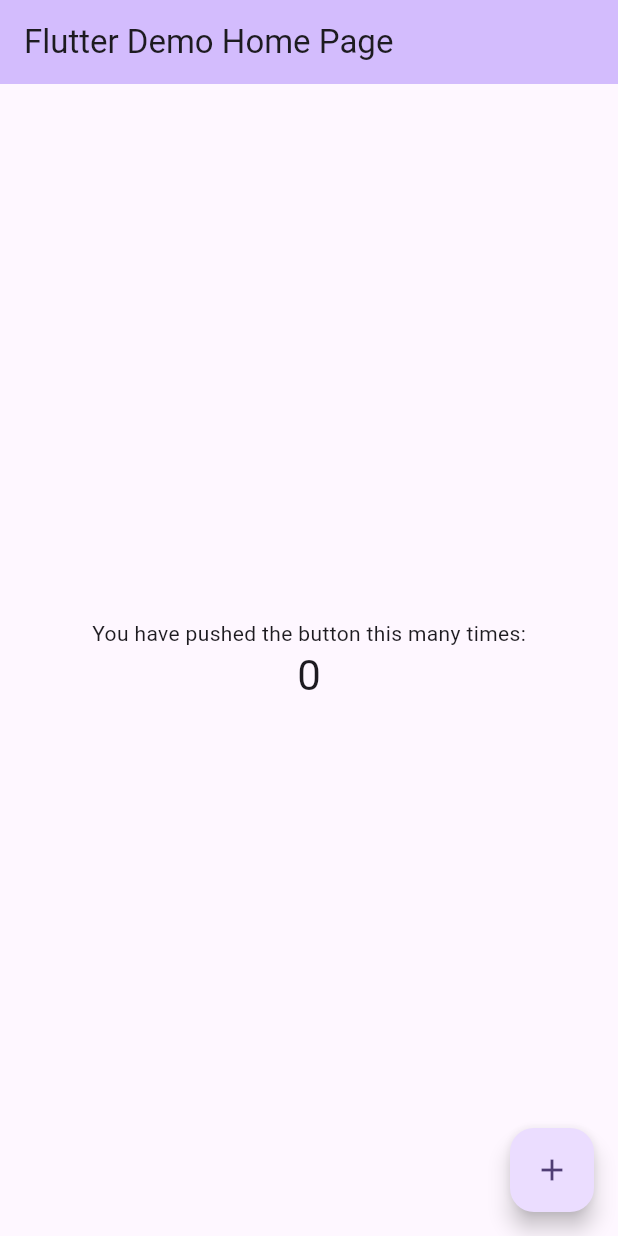
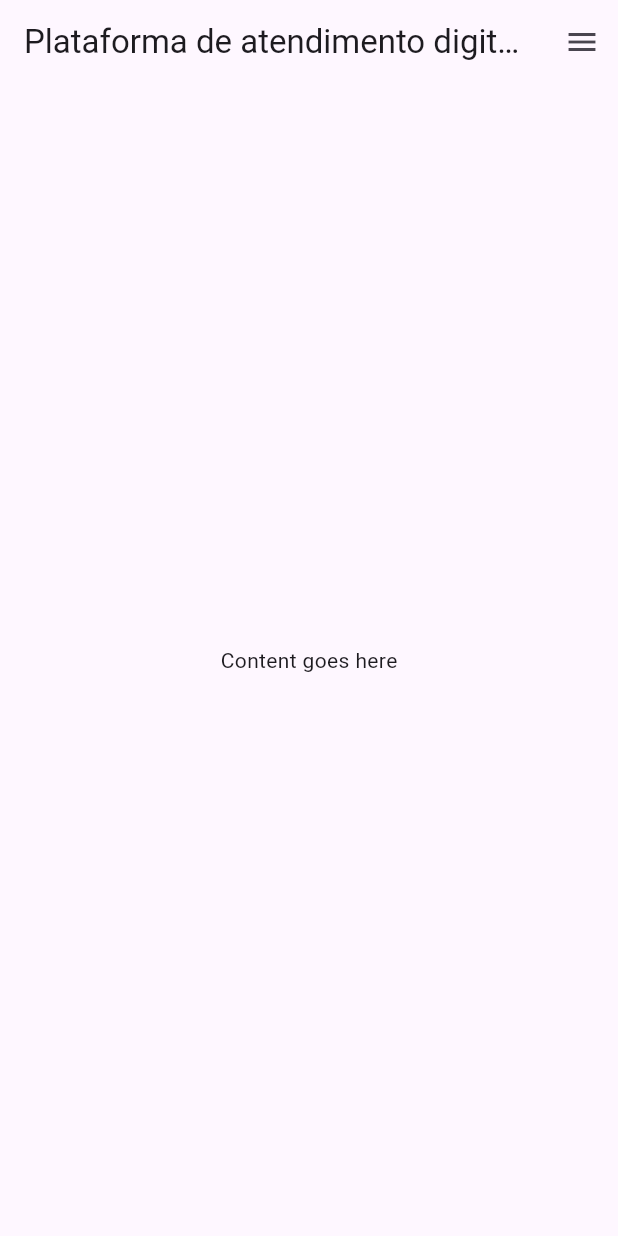
Before and after one commit to AndersonAndrad/flutter_chat, a Flutter app: the screen it shows after launch, on a phone screen of 412 x 824 dp. Run offline on Flutter 3.47's test engine with Material 3 defaults, Android fonts, the phone set to English and light mode, and no system bars.

Commit message:
feat: create basic screen with presentation information

```diff
--- a/lib/main.dart
+++ b/lib/main.dart
@@ -1,125 +1,75 @@
 import 'package:flutter/material.dart';
 
 void main() {
-  runApp(const MyApp());
+  runApp(MyApp());
 }
 
 class MyApp extends StatelessWidget {
-  const MyApp({super.key});
-
-  // This widget is the root of your application.
   @override
   Widget build(BuildContext context) {
     return MaterialApp(
       title: 'Flutter Demo',
       theme: ThemeData(
-        // This is the theme of your application.
-        //
-        // TRY THIS: Try running your application with "flutter run". You'll see
-        // the application has a purple toolbar. Then, without quitting the app,
-        // try changing the seedColor in the colorScheme below to Colors.green
-        // and then invoke "hot reload" (save your changes or press the "hot
-        // reload" button in a Flutter-supported IDE, or press "r" if you used
-        // the command line to start the app).
-        //
-        // Notice that the counter didn't reset back to zero; the application
-        // state is not lost during the reload. To reset the state, use hot
-        // restart instead.
-        //
-        // This works for code too, not just values: Most code changes can be
-        // tested with just a hot reload.
-        colorScheme: ColorScheme.fromSeed(seedColor: Colors.deepPurple),
-        useMaterial3: true,
+        primarySwatch: Colors.blue,
       ),
-      home: const MyHomePage(title: 'Flutter Demo Home Page'),
+      home: MyHomePage(),
     );
   }
 }
 
-class MyHomePage extends StatefulWidget {
-  const MyHomePage({super.key, required this.title});
-
-  // This widget is the home page of your application. It is stateful, meaning
-  // that it has a State object (defined below) that contains fields that affect
-  // how it looks.
-
-  // This class is the configuration for the state. It holds the values (in this
-  // case the title) provided by the parent (in this case the App widget) and
-  // used by the build method of the State. Fields in a Widget subclass are
-  // always marked "final".
-
-  final String title;
-
-  @override
-  State<MyHomePage> createState() => _MyHomePageState();
-}
-
-class _MyHomePageState extends State<MyHomePage> {
-  int _counter = 0;
-
-  void _incrementCounter() {
-    setState(() {
-      // This call to setState tells the Flutter framework that something has
-      // changed in this State, which causes it to rerun the build method below
-      // so that the display can reflect the updated values. If we changed
-      // _counter without calling setState(), then the build method would not be
-      // called again, and so nothing would appear to happen.
-      _counter++;
-    });
-  }
-
+class MyHomePage extends StatelessWidget {
   @override
   Widget build(BuildContext context) {
-    // This method is rerun every time setState is called, for instance as done
-    // by the _incrementCounter method above.
-    //
-    // The Flutter framework has been optimized to make rerunning build methods
-    // fast, so that you can just rebuild anything that needs updating rather
-    // than having to individually change instances of widgets.
     return Scaffold(
       appBar: AppBar(
-        // TRY THIS: Try changing the color here to a specific color (to
-        // Colors.amber, perhaps?) and trigger a hot reload to see the AppBar
-        // change color while the other colors stay the same.
-        backgroundColor: Theme.of(context).colorScheme.inversePrimary,
-        // Here we take the value from the MyHomePage object that was created by
-        // the App.build method, and use it to set our appbar title.
-        title: Text(widget.title),
+        title: Text('Plataforma de atendimento digital'),
+        actions: <Widget>[
+          IconButton(
+            icon: Icon(Icons.menu),
+            onPressed: () {
+              showModalBottomSheet(
+                context: context,
+                builder: (BuildContext context) {
+                  return SizedBox(
+                    height: 200,
+                    child: Center(
+                      child: Column(
+                        mainAxisSize: MainAxisSize.min,
+                        children: <Widget>[
+                          ListTile(
+                            leading: Icon(Icons.info),
+                            title: Text('Info'),
+                            onTap: () {
+                              Navigator.pop(context);
+                            },
+                          ),
+                          ListTile(
+                            leading: Icon(Icons.share),
+                            title: Text('Share'),
+                            onTap: () {
+                              Navigator.pop(context);
+                            },
+                          ),
+                          ListTile(
+                            leading: Icon(Icons.settings),
+                            title: Text('Settings'),
+                            onTap: () {
+                              Navigator.pop(context);
+                            },
+                          ),
+                        ],
+                      ),
+                    ),
+                  );
+                },
+              );
+            },
+          ),
+        ],
       ),
       body: Center(
-        // Center is a layout widget. It takes a single child and positions it
-        // in the middle of the parent.
-        child: Column(
-          // Column is also a layout widget. It takes a list of children and
-          // arranges them vertically. By default, it sizes itself to fit its
-          // children horizontally, and tries to be as tall as its parent.
-          //
-          // Column has various properties to control how it sizes itself and
-          // how it positions its children. Here we use mainAxisAlignment to
-          // center the children vertically; the main axis here is the vertical
-          // axis because Columns are vertical (the cross axis would be
-          // horizontal).
-          //
-          // TRY THIS: Invoke "debug painting" (choose the "Toggle Debug Paint"
-          // action in the IDE, or press "p" in the console), to see the
-          // wireframe for each widget.
-          mainAxisAlignment: MainAxisAlignment.center,
-          children: <Widget>[
-            const Text(
-              'You have pushed the button this many times:',
-            ),
-            Text(
-              '$_counter',
-              style: Theme.of(context).textTheme.headlineMedium,
-            ),
-          ],
-        ),
+        child: Text('Content goes here'),
       ),
-      floatingActionButton: FloatingActionButton(
-        onPressed: _incrementCounter,
-        tooltip: 'Increment',
-        child: const Icon(Icons.add),
-      ), // This trailing comma makes auto-formatting nicer for build methods.
     );
   }
 }
```
